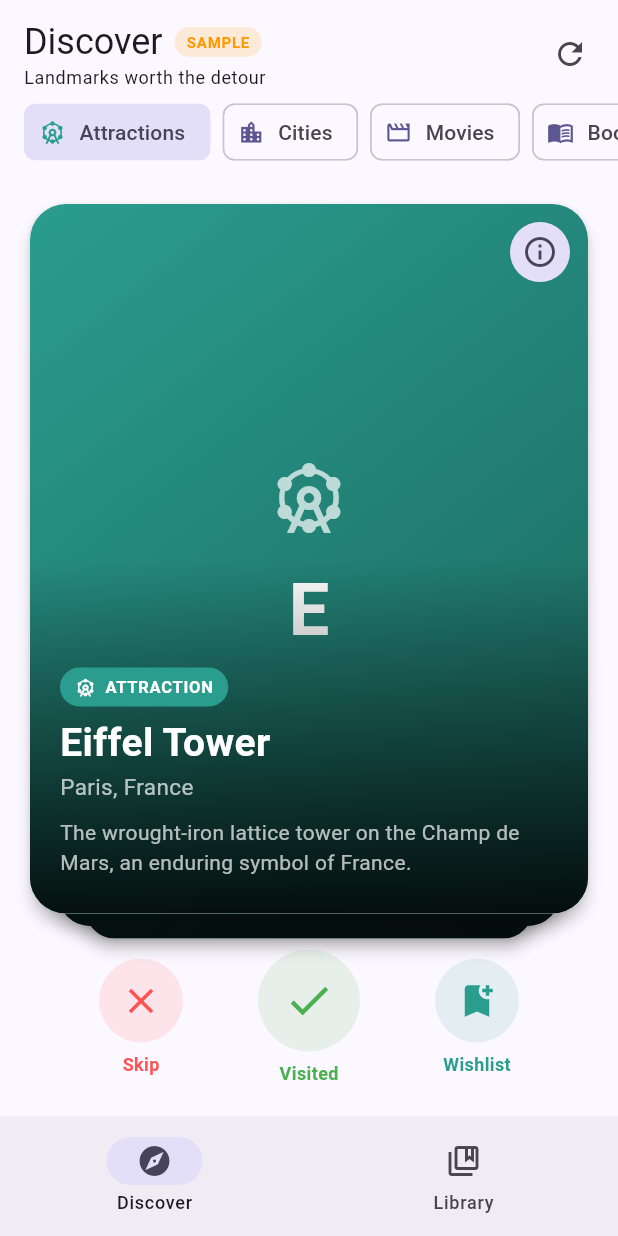
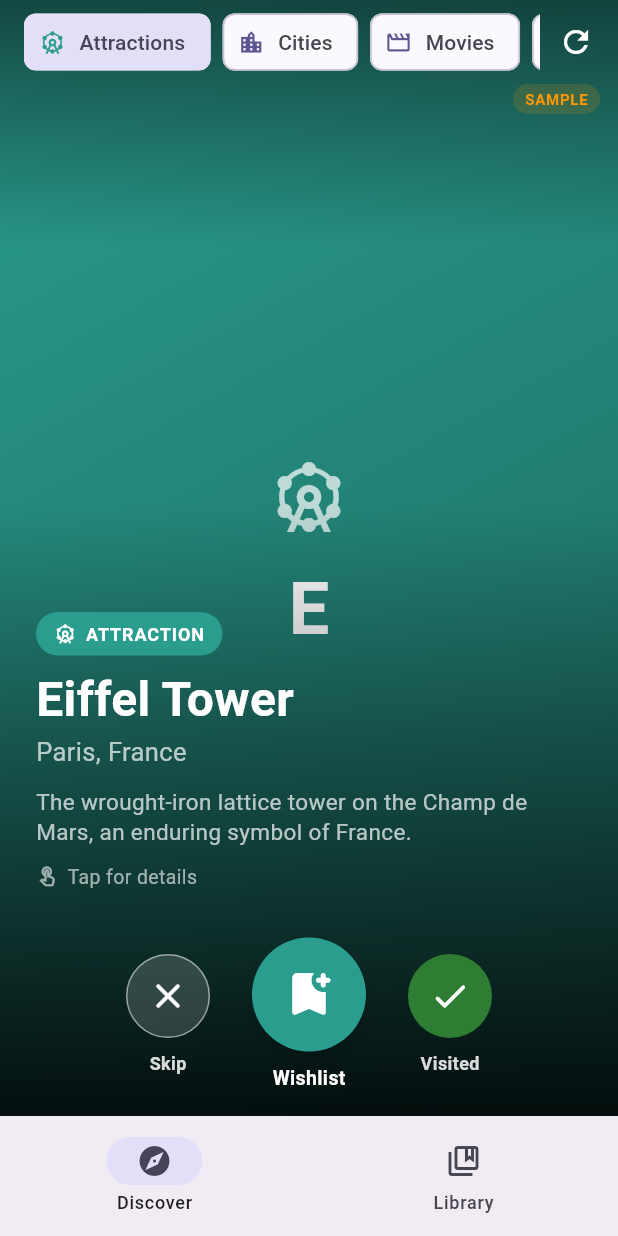
Before and after one commit to singfornee/galaxyinvestment, a Flutter app: the screen it shows after launch, after a tap on "Attractions", on a phone screen of 412 x 824 dp. Run offline on Flutter 3.47's test engine with Material 3 defaults, Android fonts, the phone set to English and light mode, and no system bars; drawn by our look-alikes of flutter_card_swiper; our stand-ins replace cached_network_image, flutter_riverpod, hive, hive_flutter; accounts and stored records are empty.

Commit message:
Redesign Discover as a full-screen swipe deck
Make the image edge-to-edge and put the swipe front and centre, with
controls floating over the card:

- Full-bleed card: image fills the screen with top/bottom scrims for
  legibility; tap anywhere opens the details sheet
- Rework the action bar around intent: Save is the primary hero button,
  Done is secondary, and Skip is de-emphasised to a small muted control
  (the left-swipe gesture remains the main way to pass)
- Replace the large header with a slim floating collection selector; move
  the LIVE/SAMPLE badge below it so it no longer collides with the chips

Co-Authored-By: Claude Opus 4.8 <noreply@anthropic.com>
Claude-Session: https://claude.ai/code/session_01NZgob5vT1m9jea2pwBYnrW

```diff
--- a/app/lib/features/discover/action_bar.dart
+++ b/app/lib/features/discover/action_bar.dart
@@ -2,8 +2,10 @@ import 'package:flutter/material.dart';
 
 import '../../core/collections.dart';
 
-/// The three decision buttons under the deck. Mirrors the swipe gestures:
-/// left = skip, up = done, right = save.
+/// The decision controls overlaid on the bottom of the card.
+///
+/// Skip is intentionally de-emphasised (small, muted) — the left-swipe gesture
+/// is the primary way to pass. Save is the hero action; Done is secondary.
 class ActionBar extends StatelessWidget {
   const ActionBar({
     super.key,
@@ -22,72 +24,131 @@ class ActionBar extends StatelessWidget {
   Widget build(BuildContext context) {
     final config = CollectionConfig.of(type);
     return Row(
-      mainAxisAlignment: MainAxisAlignment.spaceEvenly,
+      mainAxisAlignment: MainAxisAlignment.center,
+      crossAxisAlignment: CrossAxisAlignment.center,
       children: [
-        _ActionButton(
-          icon: Icons.close,
+        _SecondaryButton(
+          icon: Icons.close_rounded,
           label: 'Skip',
-          color: Colors.redAccent,
           onTap: onSkip,
         ),
-        _ActionButton(
-          icon: Icons.check,
-          label: config.doneLabel,
-          color: Colors.green,
-          onTap: onDone,
-          big: true,
-        ),
-        _ActionButton(
-          icon: Icons.bookmark_add,
+        const SizedBox(width: 28),
+        _HeroButton(
+          icon: Icons.bookmark_add_rounded,
           label: config.savedLabel,
           color: config.color,
           onTap: onSave,
+        ),
+        const SizedBox(width: 28),
+        _SecondaryButton(
+          icon: Icons.check_rounded,
+          label: config.doneLabel,
+          color: const Color(0xFF2E7D32),
+          filled: true,
+          onTap: onDone,
         ),
       ],
     );
   }
 }
 
-class _ActionButton extends StatelessWidget {
-  const _ActionButton({
+/// The large, primary call to action.
+class _HeroButton extends StatelessWidget {
+  const _HeroButton({
     required this.icon,
     required this.label,
     required this.color,
     required this.onTap,
-    this.big = false,
   });
 
   final IconData icon;
   final String label;
   final Color color;
   final VoidCallback onTap;
-  final bool big;
 
   @override
   Widget build(BuildContext context) {
-    final size = big ? 68.0 : 56.0;
     return Column(
       mainAxisSize: MainAxisSize.min,
       children: [
         Material(
-          color: color.withValues(alpha: 0.12),
+          color: color,
           shape: const CircleBorder(),
+          elevation: 6,
+          shadowColor: Colors.black54,
           child: InkWell(
             customBorder: const CircleBorder(),
             onTap: onTap,
             child: SizedBox(
-              width: size,
-              height: size,
-              child: Icon(icon, color: color, size: big ? 34 : 28),
+              width: 76,
+              height: 76,
+              child: Icon(icon, color: Colors.white, size: 38),
             ),
           ),
         ),
-        const SizedBox(height: 6),
+        const SizedBox(height: 8),
+        Text(
+          label,
+          style: const TextStyle(
+            color: Colors.white,
+            fontSize: 13,
+            fontWeight: FontWeight.w700,
+          ),
+        ),
+      ],
+    );
+  }
+}
+
+/// A smaller supporting control (Skip, Done).
+class _SecondaryButton extends StatelessWidget {
+  const _SecondaryButton({
+    required this.icon,
+    required this.label,
+    required this.onTap,
+    this.color,
+    this.filled = false,
+  });
+
+  final IconData icon;
+  final String label;
+  final VoidCallback onTap;
+  final Color? color;
+  final bool filled;
+
+  @override
+  Widget build(BuildContext context) {
+    final tint = color ?? Colors.white;
+    return Column(
+      mainAxisSize: MainAxisSize.min,
+      children: [
+        Material(
+          color: filled ? tint : Colors.white.withValues(alpha: 0.16),
+          shape: CircleBorder(
+            side: filled
+                ? BorderSide.none
+                : BorderSide(color: Colors.white.withValues(alpha: 0.5)),
+          ),
+          child: InkWell(
+            customBorder: const CircleBorder(),
+            onTap: onTap,
+            child: SizedBox(
+              width: 56,
+              height: 56,
+              child: Icon(
+                icon,
+                color: filled ? Colors.white : tint,
+                size: 28,
+              ),
+            ),
+          ),
+        ),
+        const SizedBox(height: 8),
         Text(
           label,
           style: TextStyle(
+            color: Colors.white.withValues(alpha: 0.85),
             fontSize: 12,
-            color: color,
             fontWeight: FontWeight.w600,
           ),
         ),
--- a/app/lib/features/discover/discover_deck.dart
+++ b/app/lib/features/discover/discover_deck.dart
@@ -82,17 +82,18 @@ class _DiscoverDeckState extends ConsumerState<DiscoverDeck> {
       return _CaughtUp(type: widget.type);
     }
 
-    final displayed = math.min(3, _cards.length);
-    return Column(
+    final displayed = math.min(2, _cards.length);
+    return Stack(
       children: [
-        Expanded(
+        Positioned.fill(
           child: CardSwiper(
             controller: _controller,
             cardsCount: _cards.length,
             numberOfCardsDisplayed: displayed,
             isLoop: false,
-            backCardOffset: const Offset(0, 32),
-            padding: const EdgeInsets.all(16),
+            scale: 1.0,
+            backCardOffset: Offset.zero,
+            padding: EdgeInsets.zero,
             allowedSwipeDirection: const AllowedSwipeDirection.only(
               left: true,
               right: true,
@@ -104,18 +105,27 @@ class _DiscoverDeckState extends ConsumerState<DiscoverDeck> {
               final item = _cards[index];
               return SwipeCard(
                 item: item,
-                onInfo: () => DetailSheet.show(context, item),
+                onTap: () => DetailSheet.show(context, item),
               );
             },
           ),
         ),
-        Padding(
-          padding: const EdgeInsets.fromLTRB(16, 4, 16, 20),
-          child: ActionBar(
-            type: widget.type,
-            onSkip: () => _controller.swipe(CardSwiperDirection.left),
-            onSave: () => _controller.swipe(CardSwiperDirection.right),
-            onDone: () => _controller.swipe(CardSwiperDirection.top),
+        // Action controls float over the bottom of the current card.
+        Positioned(
+          left: 0,
+          right: 0,
+          bottom: 0,
+          child: SafeArea(
+            top: false,
+            child: Padding(
+              padding: const EdgeInsets.only(bottom: 16),
+              child: ActionBar(
+                type: widget.type,
+                onSkip: () => _controller.swipe(CardSwiperDirection.left),
+                onSave: () => _controller.swipe(CardSwiperDirection.right),
+                onDone: () => _controller.swipe(CardSwiperDirection.top),
+              ),
+            ),
           ),
         ),
       ],
--- a/app/lib/features/discover/discover_page.dart
+++ b/app/lib/features/discover/discover_page.dart
@@ -31,52 +31,13 @@ class _DiscoverPageState extends ConsumerState<DiscoverPage> {
 
   @override
   Widget build(BuildContext context) {
-    final config = CollectionConfig.of(widget.type);
     final catalog = ref.watch(catalogProvider(widget.type));
     final isLive = ref.watch(catalogRepositoryProvider).isLive(widget.type);
 
-    return SafeArea(
-      child: Column(
+    return Stack(
       children: [
-          Padding(
-            padding: const EdgeInsets.fromLTRB(16, 12, 8, 4),
-            child: Row(
-              children: [
-                Expanded(
-                  child: Column(
-                    crossAxisAlignment: CrossAxisAlignment.start,
-                    children: [
-                      Row(
-                        children: [
-                          Text(
-                            'Discover',
-                            style: Theme.of(context).textTheme.headlineSmall,
-                          ),
-                          const SizedBox(width: 8),
-                          _SourceBadge(isLive: isLive),
-                        ],
-                      ),
-                      Text(
-                        config.tagline,
-                        style: Theme.of(context).textTheme.bodySmall,
-                      ),
-                    ],
-                  ),
-                ),
-                IconButton(
-                  onPressed: _refresh,
-                  icon: const Icon(Icons.refresh),
-                  tooltip: 'Reload deck',
-                ),
-              ],
-            ),
-          ),
-          CollectionSelector(
-            selected: widget.type,
-            onSelected: widget.onTypeChanged,
-          ),
-          const SizedBox(height: 4),
-          Expanded(
+        // Full-screen deck fills everything behind the floating controls.
+        Positioned.fill(
           child: catalog.when(
             loading: () => const Center(child: CircularProgressIndicator()),
             error: (e, _) => _ErrorView(onRetry: _refresh, message: '$e'),
@@ -87,8 +48,48 @@ class _DiscoverPageState extends ConsumerState<DiscoverPage> {
             ),
           ),
         ),
+        // Floating top bar: collection selector + source badge + reload.
+        Positioned(
+          top: 0,
+          left: 0,
+          right: 0,
+          child: SafeArea(
+            bottom: false,
+            child: Padding(
+              padding: const EdgeInsets.only(top: 4),
+              child: Row(
+                children: [
+                  Expanded(
+                    child: CollectionSelector(
+                      selected: widget.type,
+                      onSelected: widget.onTypeChanged,
+                    ),
+                  ),
+                  IconButton(
+                    onPressed: _refresh,
+                    icon: const Icon(Icons.refresh),
+                    color: Colors.white,
+                    tooltip: 'Reload deck',
+                  ),
+                  const SizedBox(width: 4),
                 ],
               ),
+            ),
+          ),
+        ),
+        // Source badge tucked just under the selector, clear of the chips.
+        Positioned(
+          top: 0,
+          right: 12,
+          child: SafeArea(
+            bottom: false,
+            child: Padding(
+              padding: const EdgeInsets.only(top: 56),
+              child: _SourceBadge(isLive: isLive),
+            ),
+          ),
+        ),
+      ],
     );
   }
 }
--- a/app/lib/features/discover/swipe_card.dart
+++ b/app/lib/features/discover/swipe_card.dart
@@ -4,21 +4,20 @@ import '../../core/collections.dart';
 import '../../data/models/collection_item.dart';
 import '../../widgets/item_image.dart';
 
-/// A single full-bleed card in the Discover deck: poster with a gradient scrim
-/// and the title/subtitle/description overlaid at the bottom.
+/// A full-bleed card in the Discover deck: the image fills the whole screen
+/// with a top and bottom scrim so the overlaid controls and text stay legible.
+/// Tapping anywhere opens the details sheet.
 class SwipeCard extends StatelessWidget {
-  const SwipeCard({super.key, required this.item, this.onInfo});
+  const SwipeCard({super.key, required this.item, this.onTap});
 
   final CollectionItem item;
-  final VoidCallback? onInfo;
+  final VoidCallback? onTap;
 
   @override
   Widget build(BuildContext context) {
     final config = CollectionConfig.of(item.type);
-    return Card(
-      elevation: 4,
-      clipBehavior: Clip.antiAlias,
-      shape: RoundedRectangleBorder(borderRadius: BorderRadius.circular(24)),
+    return GestureDetector(
+      onTap: onTap,
       child: Stack(
         fit: StackFit.expand,
         children: [
@@ -27,66 +26,100 @@ class SwipeCard extends StatelessWidget {
             title: item.title,
             imageUrl: item.imageUrl,
           ),
-          // Bottom scrim for legible text over any image.
-          const DecoratedBox(
-            decoration: BoxDecoration(
-              gradient: LinearGradient(
-                begin: Alignment.center,
-                end: Alignment.bottomCenter,
-                colors: [Colors.transparent, Colors.black87],
+          // Top scrim keeps the floating selector/badge readable.
+          const Align(
+            alignment: Alignment.topCenter,
+            child: FractionallySizedBox(
+              heightFactor: 0.22,
+              widthFactor: 1,
+              child: DecoratedBox(
+                decoration: BoxDecoration(
+                  gradient: LinearGradient(
+                    begin: Alignment.topCenter,
+                    end: Alignment.bottomCenter,
+                    colors: [Colors.black54, Colors.transparent],
+                  ),
+                ),
               ),
             ),
           ),
+          // Bottom scrim behind the title/description and action buttons.
+          const Align(
+            alignment: Alignment.bottomCenter,
+            child: FractionallySizedBox(
+              heightFactor: 0.55,
+              widthFactor: 1,
+              child: DecoratedBox(
+                decoration: BoxDecoration(
+                  gradient: LinearGradient(
+                    begin: Alignment.topCenter,
+                    end: Alignment.bottomCenter,
+                    colors: [Colors.transparent, Colors.black87],
+                  ),
+                ),
+              ),
+            ),
+          ),
+          // Title block — sits above the action bar (which the deck overlays).
           Positioned(
-            left: 20,
-            right: 20,
-            bottom: 24,
+            left: 24,
+            right: 24,
+            bottom: 150,
             child: Column(
               crossAxisAlignment: CrossAxisAlignment.start,
               mainAxisSize: MainAxisSize.min,
               children: [
                 _TypePill(config: config),
-                const SizedBox(height: 10),
+                const SizedBox(height: 12),
                 Text(
                   item.title,
                   maxLines: 2,
                   overflow: TextOverflow.ellipsis,
                   style: const TextStyle(
                     color: Colors.white,
-                    fontSize: 26,
+                    fontSize: 32,
                     fontWeight: FontWeight.bold,
-                    height: 1.1,
+                    height: 1.05,
                   ),
                 ),
                 if (item.subtitle.isNotEmpty) ...[
-                  const SizedBox(height: 4),
+                  const SizedBox(height: 6),
                   Text(
                     item.subtitle,
-                    style: const TextStyle(color: Colors.white70, fontSize: 15),
+                    style: const TextStyle(color: Colors.white70, fontSize: 17),
                   ),
                 ],
                 if (item.description.isNotEmpty) ...[
-                  const SizedBox(height: 10),
+                  const SizedBox(height: 12),
                   Text(
                     item.description,
                     maxLines: 3,
                     overflow: TextOverflow.ellipsis,
-                    style: const TextStyle(color: Colors.white70, fontSize: 14),
+                    style: const TextStyle(
+                      color: Colors.white70,
+                      fontSize: 15,
+                      height: 1.3,
+                    ),
                   ),
                 ],
+                const SizedBox(height: 10),
+                Row(
+                  children: [
+                    Icon(Icons.touch_app_outlined,
+                        size: 15, color: Colors.white.withValues(alpha: 0.6)),
+                    const SizedBox(width: 6),
+                    Text(
+                      'Tap for details',
+                      style: TextStyle(
+                        color: Colors.white.withValues(alpha: 0.6),
+                        fontSize: 13,
+                      ),
+                    ),
+                  ],
+                ),
               ],
             ),
           ),
-          if (onInfo != null)
-            Positioned(
-              top: 8,
-              right: 8,
-              child: IconButton.filledTonal(
-                onPressed: onInfo,
-                icon: const Icon(Icons.info_outline),
-                tooltip: 'Details',
-              ),
-            ),
         ],
       ),
     );
@@ -101,7 +134,7 @@ class _TypePill extends StatelessWidget {
   @override
   Widget build(BuildContext context) {
     return Container(
-      padding: const EdgeInsets.symmetric(horizontal: 10, vertical: 5),
+      padding: const EdgeInsets.symmetric(horizontal: 12, vertical: 6),
       decoration: BoxDecoration(
         color: config.color,
         borderRadius: BorderRadius.circular(999),
@@ -109,15 +142,15 @@ class _TypePill extends StatelessWidget {
       child: Row(
         mainAxisSize: MainAxisSize.min,
         children: [
-          Icon(config.icon, size: 14, color: Colors.white),
+          Icon(config.icon, size: 15, color: Colors.white),
           const SizedBox(width: 6),
           Text(
             config.label.toUpperCase(),
             style: const TextStyle(
               color: Colors.white,
-              fontSize: 11,
+              fontSize: 12,
               fontWeight: FontWeight.w700,
-              letterSpacing: 0.5,
+              letterSpacing: 0.6,
             ),
           ),
         ],
```
Lines whose indentation alone changed are shown as unchanged.
